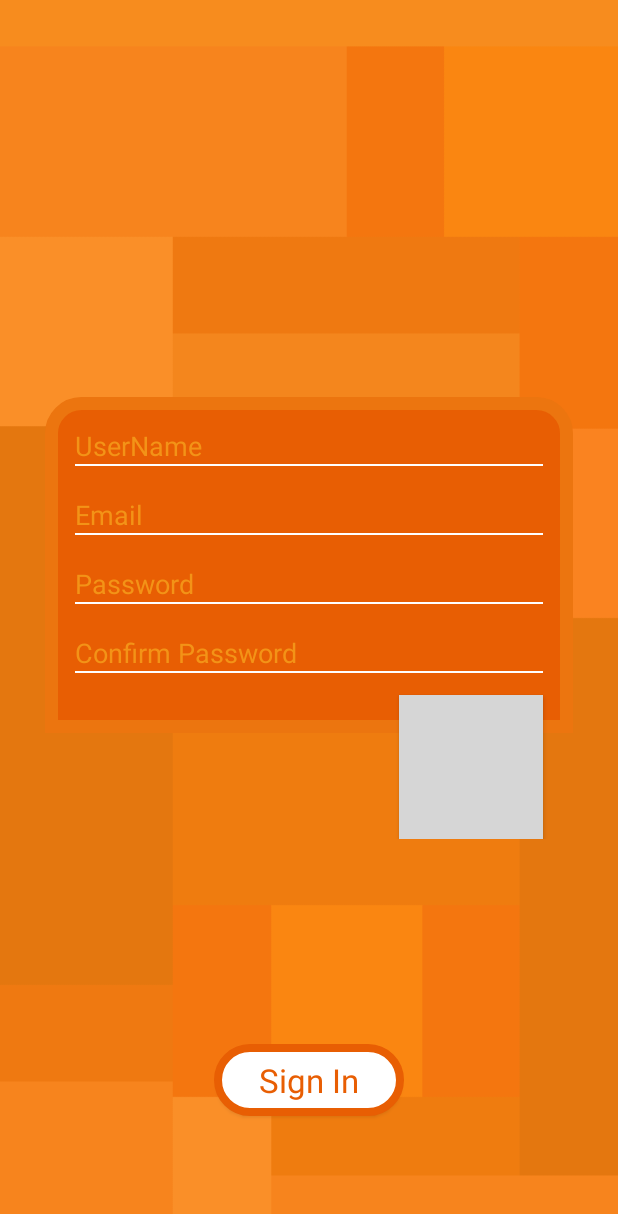
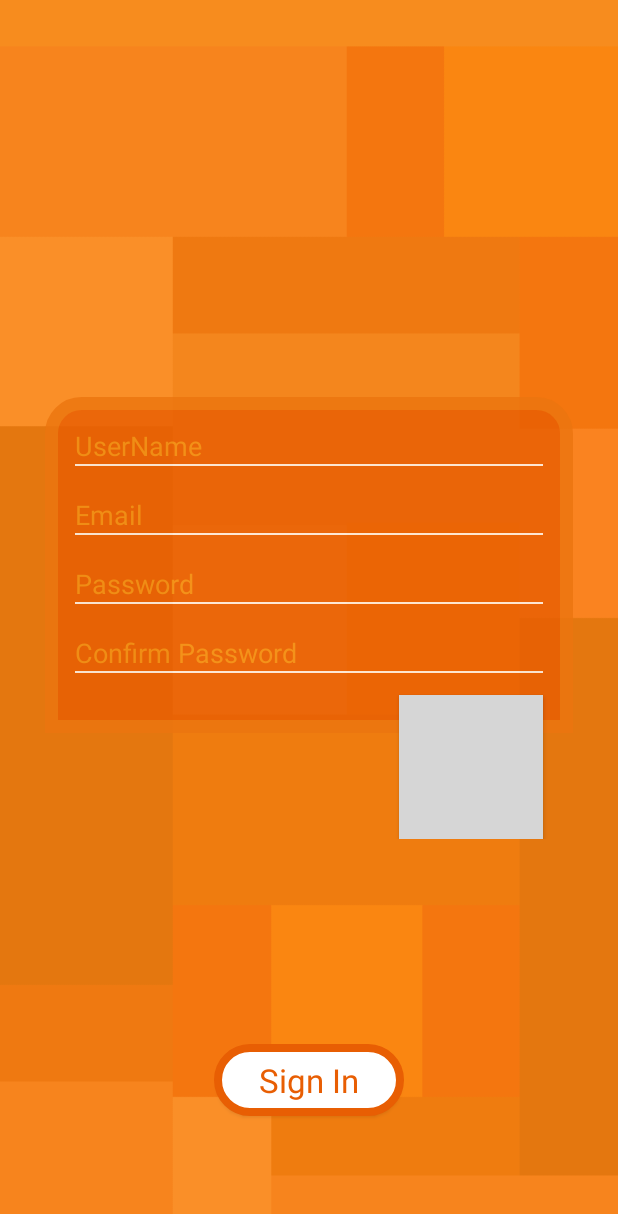
Before and after one commit to konyekokim/PrivateMemo, an Android app: the PrivateRegisterActivity screen opened directly, with no data from a screen before it, on a phone screen of 412 x 824 dp. Shown: the top 1214 px of the screen. Run offline under Robolectric (Android 15) with nearby library versions, the phone set to English and light mode, and no system bars; our stand-ins replace Firebase (no records; nobody signed in at launch, a user with empty details on screens opened directly); grey boxes are pictures that could not be loaded.

Commit message:
add alpha to the linear layouts containing sign in and register

```diff
--- a/app/src/main/res/layout/activity_private_sign_in.xml
+++ b/app/src/main/res/layout/activity_private_sign_in.xml
@@ -22,7 +22,8 @@
             android:paddingStart="20dp"
             android:paddingEnd="20dp"
             android:background="@drawable/sign_bg"
-            android:id="@+id/sign_in_linear_layout">
+            android:id="@+id/sign_in_linear_layout"
+            android:alpha="0.8">
 
             <EditText
                 android:layout_width="match_parent"
--- a/app/src/main/res/layout/content_private_register.xml
+++ b/app/src/main/res/layout/content_private_register.xml
@@ -24,7 +24,8 @@
             android:paddingStart="20dp"
             android:paddingEnd="20dp"
             android:background="@drawable/register_bg"
-            android:id="@+id/sign_up_layout">
+            android:id="@+id/sign_up_layout"
+            android:alpha="0.8">
 
             <EditText
                 android:layout_width="match_parent"
```
